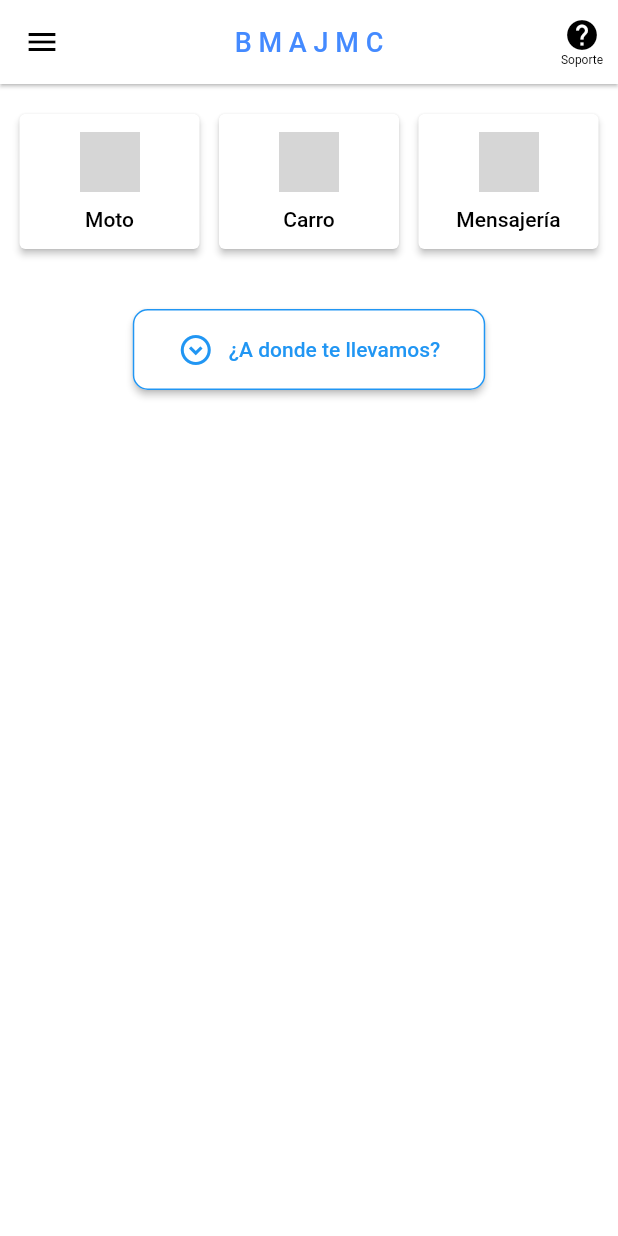
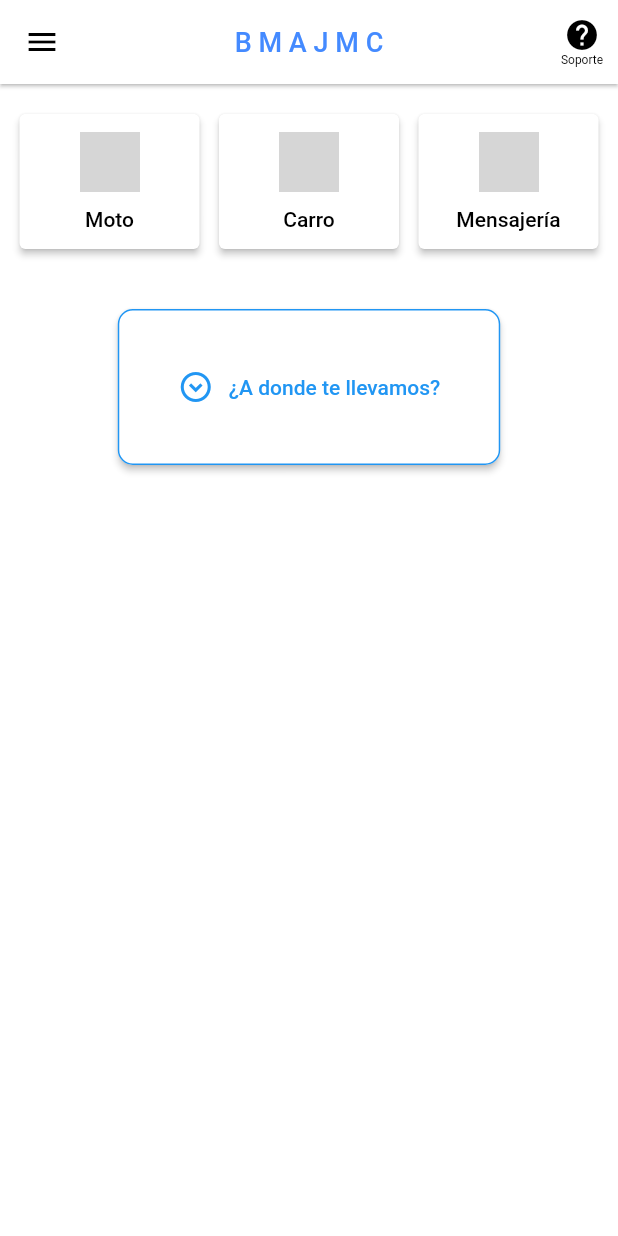
Before and after one commit to BiGBrainBran/B-M-A-J-M-C, a Flutter app: the HomePage screen opened by its route, on a phone screen of 412 x 824 dp. Run offline on Flutter 3.47's test engine with Material 2 defaults, Android fonts, the phone set to English and light mode, and no system bars; drawn by our look-alikes of auto_size_text; grey boxes are pictures that could not be loaded.

```diff
--- a/lib/pages/home_page.dart
+++ b/lib/pages/home_page.dart
@@ -215,7 +215,7 @@
                 style: ElevatedButton.styleFrom(
                   primary: Colors.white,  // Fondo blanco
                   onPrimary: Colors.blue,  // Color del texto
-                  padding: EdgeInsets.symmetric(horizontal: 30, vertical: 15),
+                  padding: EdgeInsets.symmetric(horizontal: 40, vertical: 40),
                   shape: RoundedRectangleBorder(
                     borderRadius: BorderRadius.circular(10.0),
                     side: BorderSide(color: Colors.blue),  // Borde azul
```
Also changed, not shown: pubspec.yaml (+7 -5 lines), pubspec.lock, 1 other file.
